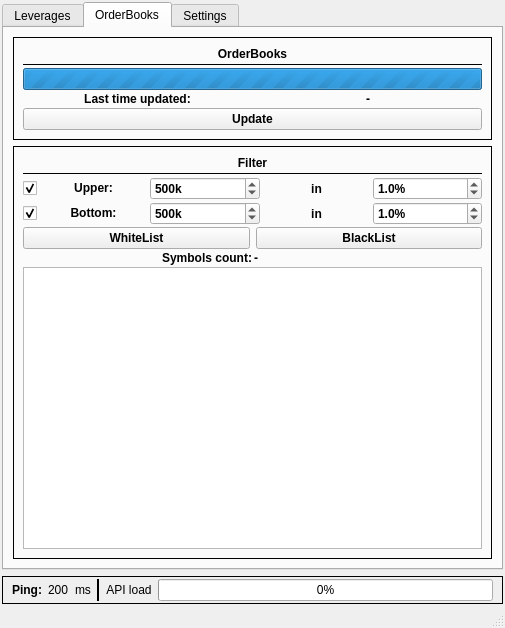
Old version of the form main.ui in the repository SirSeruju/binance_account_manager.
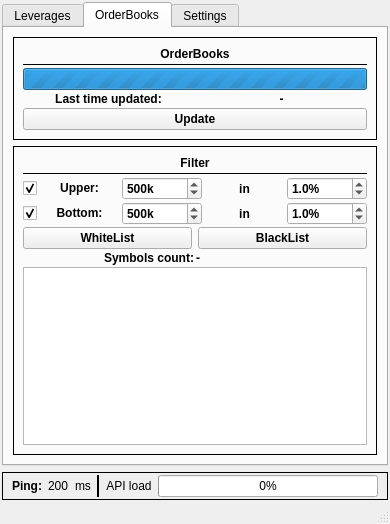
New version of the form. The open tabs and pages were chosen to show the change.

Commit message: Сообщения об ошибках

```diff
--- a/main.ui
+++ b/main.ui
@@ -6,8 +6,8 @@
    <rect>
     <x>0</x>
     <y>0</y>
-    <width>505</width>
-    <height>628</height>
+    <width>390</width>
+    <height>524</height>
    </rect>
   </property>
   <property name="windowTitle">
```
Left out of the diff: 4 changed lines with no effect on the pictures. The commit also changes 2 other files.
